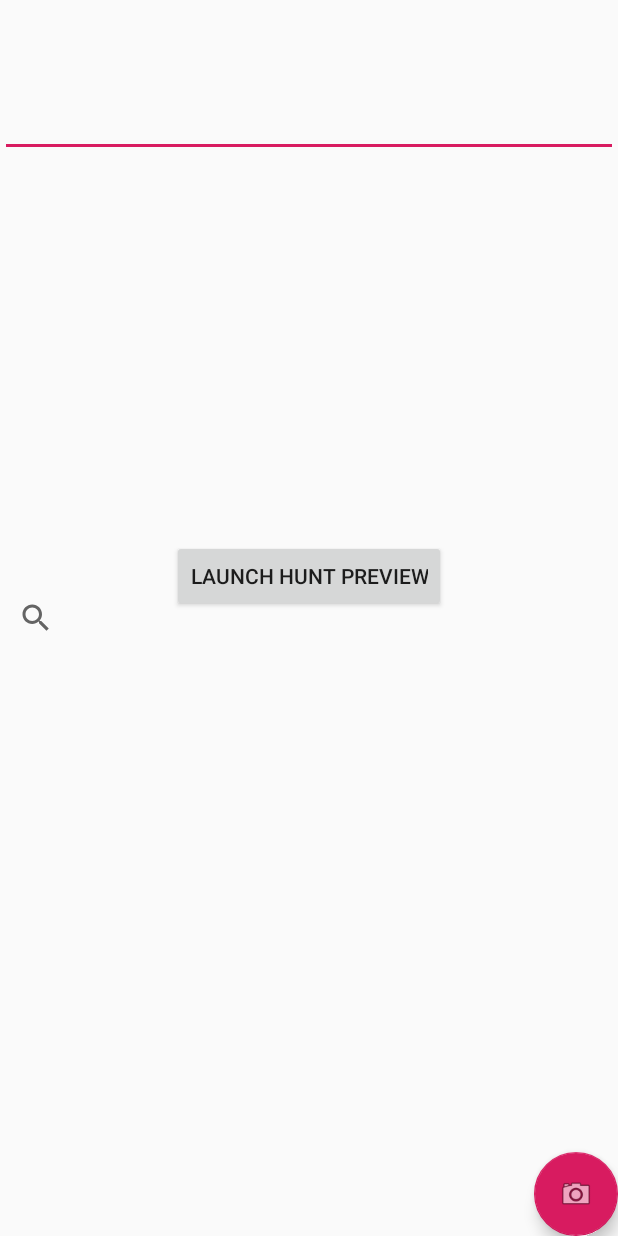
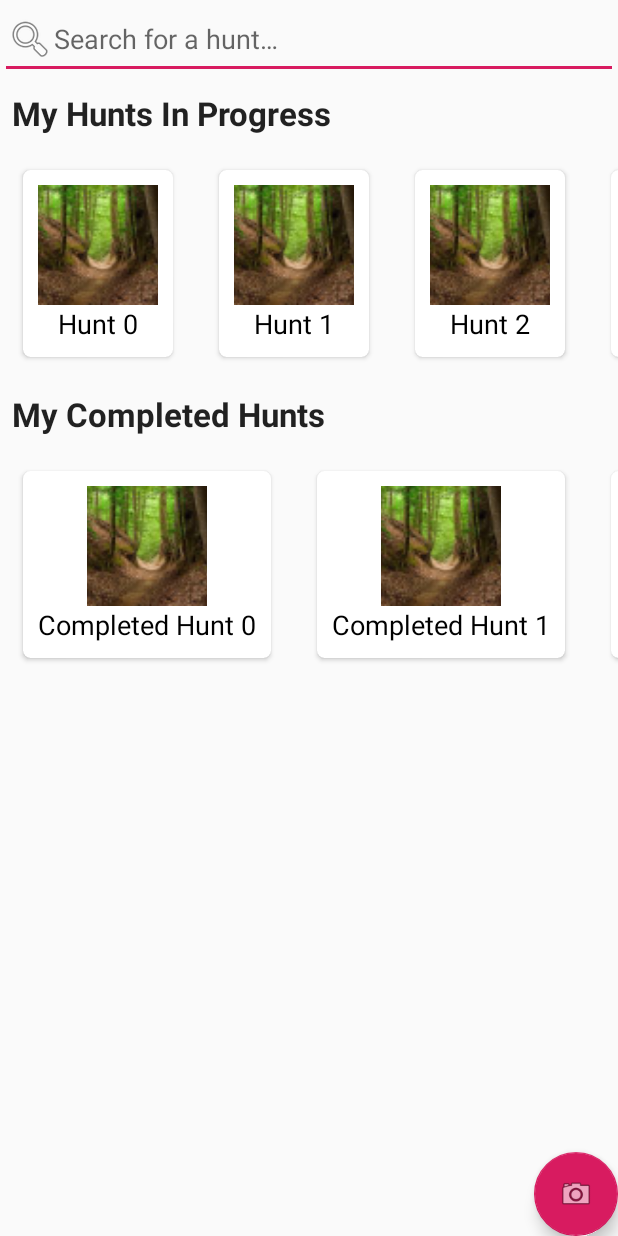
Before and after one commit to kelsonreiss/nature-hunt, an Android app: the screen it shows after launch (MainActivity), on a phone screen of 412 x 824 dp. Run offline under Robolectric (Android 15) with nearby library versions, the phone set to English and light mode, and no system bars; libraries missing offline, so code that uses them is left out: com.microsoft.windowsazure; 2 statements that could not run were skipped.

Commit message:
Have the home page show currently active hunts.
Right now it shows mock data, but this can be changed once we hook things up to the database.

Also do some code cleanup.

```diff
--- /dev/null
+++ b/Nature_Hunt/app/src/main/java/com/example/nature_hunt/HuntRecyclerAdapter.java
@@ -0,0 +1,54 @@
+package com.example.nature_hunt;
+
+import android.content.Context;
+import android.view.LayoutInflater;
+import android.view.View;
+import android.view.ViewGroup;
+import android.widget.ImageView;
+import android.widget.TextView;
+
+import androidx.annotation.NonNull;
+import androidx.recyclerview.widget.RecyclerView;
+
+import java.util.ArrayList;
+
+public class HuntRecyclerAdapter extends RecyclerView.Adapter<HuntRecyclerAdapter.ViewHolder> {
+    private LayoutInflater inflater;
+    private ArrayList<HuntRecyclerItemModel> huntList;
+
+    public HuntRecyclerAdapter(Context context, ArrayList<HuntRecyclerItemModel> models){
+        inflater = LayoutInflater.from(context);
+        this.huntList = models;
+    }
+
+    @NonNull
+    @Override
+    public ViewHolder onCreateViewHolder(@NonNull ViewGroup parent, int viewType) {
+        View view = inflater.inflate(R.layout.horizontal_recycler_item, parent, false );
+        HuntRecyclerAdapter.ViewHolder holder = new HuntRecyclerAdapter.ViewHolder(view);
+
+        return holder;
+    }
+
+    @Override
+    public void onBindViewHolder(@NonNull ViewHolder holder, int position) {
+        holder.imageView.setImageResource(huntList.get(position).getImage_drawable());
+        holder.textView.setText(huntList.get(position).getName());
+    }
+
+    @Override
+    public int getItemCount() {
+        return huntList.size();
+    }
+
+    class ViewHolder extends RecyclerView.ViewHolder{
+        TextView textView;
+        ImageView imageView;
+
+        public ViewHolder(View v){
+            super(v);
+            textView = (TextView) v.findViewById(R.id.horizontal_text_view);
+            imageView = (ImageView) v.findViewById(R.id.horizontal_image_view);
+        }
+    }
+}
--- /dev/null
+++ b/Nature_Hunt/app/src/main/java/com/example/nature_hunt/HuntRecyclerItemModel.java
@@ -0,0 +1,22 @@
+package com.example.nature_hunt;
+
+public class HuntRecyclerItemModel {
+    private String name;
+    private int image_drawable;
+
+    public String getName() {
+        return name;
+    }
+
+    public void setName(String name) {
+        this.name = name;
+    }
+
+    public int getImage_drawable() {
+        return image_drawable;
+    }
+
+    public void setImage_drawable(int image_drawable) {
+        this.image_drawable = image_drawable;
+    }
+}
--- a/Nature_Hunt/app/src/main/java/com/example/nature_hunt/MainActivity.java
+++ b/Nature_Hunt/app/src/main/java/com/example/nature_hunt/MainActivity.java
@@ -10,11 +10,16 @@ import android.os.Build;
 import android.os.Bundle;
 import android.os.Environment;
 import android.provider.MediaStore;
+
 import com.google.android.material.floatingactionbutton.FloatingActionButton;
+
 import androidx.fragment.app.FragmentManager;
 import androidx.fragment.app.FragmentTransaction;
 import androidx.core.content.FileProvider;
 import androidx.appcompat.app.AppCompatActivity;
+import androidx.recyclerview.widget.LinearLayoutManager;
+import androidx.recyclerview.widget.RecyclerView;
+
 import android.view.View;
 import android.widget.AdapterView;
 import android.widget.ArrayAdapter;
@@ -27,6 +32,7 @@ import org.json.JSONArray;
 import org.json.JSONObject;
 
 import java.io.BufferedReader;
+
 import com.example.nature_hunt.db.DatabaseWrapper;
 
 import java.io.File;
@@ -44,7 +50,6 @@ import java.util.Map;
 
 public class MainActivity extends AppCompatActivity {
     private TextView mTextMessage;
-    private Button seePreview;
     private FloatingActionButton camButton;
 
     static final int REQUEST_TAKE_PHOTO = 1;
@@ -79,32 +84,21 @@ public class MainActivity extends AppCompatActivity {
                 dispatchTakePictureIntent();
             }
         });
-        seePreview = findViewById(R.id.preview_button);
-        seePreview.setOnClickListener(new View.OnClickListener() {
-            @Override
-            public void onClick(View v) {
-                HuntPreviewFrag previewFrag = HuntPreviewFrag.newInstance();
-                FragmentManager fm = getSupportFragmentManager();
-                FragmentTransaction ft = fm.beginTransaction();
-                ft.add(android.R.id.content, previewFrag)
-                        .addToBackStack(null).commit();
-            }
-        });
 
         searchList = new ArrayList<>();
         PopulateHuntSearchList();
-        ArrayAdapter<Hunt> adapter = new ArrayAdapter<>(this,
+        ArrayAdapter<Hunt> searchBarAdapter = new ArrayAdapter<>(this,
                 android.R.layout.simple_dropdown_item_1line, searchList);
         AutoCompleteTextView textView = findViewById(R.id.HuntsSearchBar);
-        textView.setAdapter(adapter);
+        textView.setAdapter(searchBarAdapter);
         textView.setOnItemClickListener(new AdapterView.OnItemClickListener() {
 
             @Override
             public void onItemClick(AdapterView<?> parent, View arg1, int position, long arg3) {
                 Object item = parent.getItemAtPosition(position);
-                if (item instanceof Hunt){
+                if (item instanceof Hunt) {
 
-                    Hunt hunt=(Hunt) item;
+                    Hunt hunt = (Hunt) item;
                     Bundle bundle = new Bundle();
                     bundle.putSerializable("hunt", hunt);
 
@@ -118,22 +112,45 @@ public class MainActivity extends AppCompatActivity {
                 }
             }
         });
+
+        // TODO: Populate both of these RecyclerViews with actual data from our databases
+        RecyclerView huntsInProgressView = findViewById(R.id.homepage_hunts_in_progress_recycler_view);
+        ArrayList<HuntRecyclerItemModel> huntsInProgress = new ArrayList<HuntRecyclerItemModel>();
+        for (int i = 0; i < 5; i++) {
+            HuntRecyclerItemModel item = new HuntRecyclerItemModel();
+            item.setName("Hunt " + i);
+            item.setImage_drawable(R.mipmap.stock_trail);
+            huntsInProgress.add(item);
+        }
+        HuntRecyclerAdapter huntsInProgressAdapter = new HuntRecyclerAdapter(this, huntsInProgress);
+        huntsInProgressView.setAdapter(huntsInProgressAdapter);
+        huntsInProgressView.setLayoutManager(new LinearLayoutManager(this, LinearLayoutManager.HORIZONTAL, false));
+
+        RecyclerView huntsCompletedView = findViewById(R.id.homepage_hunts_completed_recycler_view);
+        ArrayList<HuntRecyclerItemModel> huntsCompleted = new ArrayList<HuntRecyclerItemModel>();
+        for (int i = 0; i < 5; i++) {
+            HuntRecyclerItemModel item = new HuntRecyclerItemModel();
+            item.setName("Completed Hunt " + i);
+            item.setImage_drawable(R.mipmap.stock_trail);
+            huntsCompleted.add(item);
+        }
+        HuntRecyclerAdapter huntsCompletedAdapter = new HuntRecyclerAdapter(this, huntsCompleted);
+        huntsCompletedView.setAdapter(huntsCompletedAdapter);
+        huntsCompletedView.setLayoutManager(new LinearLayoutManager(this, LinearLayoutManager.HORIZONTAL, false));
     }
 
     @Override
     public void onActivityResult(int requestCode, int resultCode, Intent data) {
-        if (requestCode == REQUEST_TAKE_PHOTO && resultCode == Activity.RESULT_OK){
+        if (requestCode == REQUEST_TAKE_PHOTO && resultCode == Activity.RESULT_OK) {
             System.out.println("mCurrentPhotoPath" + mCurrentPhotoPath);
-            try{
+            try {
                 PostParams postParams = new PostParams(this, mCurrentPhotoPath);
                 new UploadFileTask().execute(postParams);
-            }
-            catch(Exception e){
+            } catch (Exception e) {
                 Toast toast = Toast.makeText(this, "Error sending post request", Toast.LENGTH_LONG);
                 toast.show();
             }
-        }
-        else{
+        } else {
             Toast toast = Toast.makeText(this, "Picture was not taken", Toast.LENGTH_LONG);
             toast.show();
         }
@@ -153,7 +170,7 @@ public class MainActivity extends AppCompatActivity {
         connection.setRequestMethod("POST");
 
         String apiKey = "949e7dc4318041af961810828dadcf05";
-        connection.setRequestProperty("Content-Type","application/octet-stream");
+        connection.setRequestProperty("Content-Type", "application/octet-stream");
         connection.setRequestProperty("Ocp-Apim-Subscription-Key", apiKey);
 
         OutputStream outputStream = connection.getOutputStream();
@@ -167,7 +184,7 @@ public class MainActivity extends AppCompatActivity {
 //        System.out.println("Response message connection.getResponseMessage(): " + connection.getResponseMessage());
 
         int status = connection.getResponseCode();
-        switch(status) {
+        switch (status) {
             case (HttpURLConnection.HTTP_OK):
                 System.out.println("Got a response");
                 BufferedReader in = new BufferedReader(new InputStreamReader(connection.getInputStream()));
--- a/Nature_Hunt/app/src/main/res/layout/activity_main.xml
+++ b/Nature_Hunt/app/src/main/res/layout/activity_main.xml
@@ -7,52 +7,71 @@
     android:layout_height="match_parent"
     tools:context=".MainActivity">
 
-    <SearchView
-        android:layout_width="match_parent"
-        android:layout_height="match_parent" />
-
-    <FrameLayout
-        android:id="@+id/FramedFragmentHolder"
-        android:layout_width="match_parent"
-        android:layout_height="match_parent"
-        android:layout_marginBottom="?attr/actionBarSize">
-
-    </FrameLayout>
-
     <AutoCompleteTextView
         android:id="@+id/HuntsSearchBar"
         android:layout_width="match_parent"
         android:layout_height="wrap_content"
+        android:drawableStart="@android:drawable/ic_menu_search"
         android:ems="10"
+        android:hint="@string/homepage_search_hint"
         android:imeOptions="actionSearch"
         android:inputType="textAutoComplete|textAutoCorrect"
-        app:layout_constraintBottom_toBottomOf="@+id/FramedFragmentHolder"
         app:layout_constraintEnd_toEndOf="parent"
         app:layout_constraintHorizontal_bias="0.0"
         app:layout_constraintStart_toStartOf="parent"
-        app:layout_constraintTop_toTopOf="@+id/FramedFragmentHolder"
-        app:layout_constraintVertical_bias="0.082">
+        app:layout_constraintTop_toTopOf="parent"
+        app:layout_constraintVertical_bias="0.0">
 
         <requestFocus />
     </AutoCompleteTextView>
 
-    <Button
-        android:id="@+id/preview_button"
+    <TextView
+        android:id="@+id/homepage_header_hunts_in_progress"
         android:layout_width="wrap_content"
         android:layout_height="wrap_content"
         android:layout_marginStart="8dp"
-        android:layout_marginEnd="8dp"
-        android:text="launch Hunt Preview"
-        app:layout_constraintBottom_toBottomOf="@+id/FramedFragmentHolder"
-        app:layout_constraintEnd_toEndOf="parent"
+        android:layout_marginTop="8dp"
+        android:text="@string/homepage_hunts_in_progress"
+        android:textAppearance="@style/TextAppearance.AppCompat.Large"
+        android:textStyle="bold"
         app:layout_constraintStart_toStartOf="parent"
-        app:layout_constraintTop_toTopOf="@+id/FramedFragmentHolder" />
+        app:layout_constraintTop_toBottomOf="@+id/HuntsSearchBar" />
+
+    <androidx.recyclerview.widget.RecyclerView
+        android:id="@+id/homepage_hunts_in_progress_recycler_view"
+        android:layout_width="match_parent"
+        android:layout_height="wrap_content"
+        android:layout_marginTop="8dp"
+        app:layout_constraintTop_toBottomOf="@+id/homepage_header_hunts_in_progress"
+        app:layout_constraintVertical_weight="1"/>
+
+    <TextView
+        android:id="@+id/homepage_header_hunts_completed"
+        android:layout_width="wrap_content"
+        android:layout_height="wrap_content"
+        android:layout_marginStart="8dp"
+        android:layout_marginTop="8dp"
+        android:text="@string/homepage_hunts_completed"
+        android:textAppearance="@style/TextAppearance.AppCompat.Large"
+        android:textStyle="bold"
+        app:layout_constraintStart_toStartOf="parent"
+        app:layout_constraintTop_toBottomOf="@+id/homepage_hunts_in_progress_recycler_view"/>
+
+
+    <androidx.recyclerview.widget.RecyclerView
+        android:id="@+id/homepage_hunts_completed_recycler_view"
+        android:layout_width="match_parent"
+        android:layout_height="wrap_content"
+        android:layout_marginTop="8dp"
+        app:layout_constraintTop_toBottomOf="@+id/homepage_header_hunts_completed"
+        app:layout_constraintVertical_weight="1"/>
 
     <com.google.android.material.floatingactionbutton.FloatingActionButton
         android:id="@+id/launch_cam_button"
         android:layout_width="wrap_content"
         android:layout_height="wrap_content"
         android:clickable="true"
+        android:focusable="true"
         app:layout_constraintBottom_toBottomOf="parent"
         app:layout_constraintRight_toRightOf="parent"
         android:padding="20dp"
--- a/Nature_Hunt/app/src/main/res/layout/horizontal_recycler_item.xml
+++ b/Nature_Hunt/app/src/main/res/layout/horizontal_recycler_item.xml
@@ -16,7 +16,8 @@
             android:layout_width="wrap_content"
             android:layout_height="wrap_content"
             android:padding="10dp"
-            android:orientation="vertical">
+            android:orientation="vertical"
+            android:gravity="center">
 
             <ImageView
                 android:layout_width="80dp"
@@ -26,7 +27,7 @@
                 android:id="@+id/horizontal_image_view" />
 
             <TextView
-                android:layout_width="match_parent"
+                android:layout_width="wrap_content"
                 android:layout_height="match_parent"
                 android:id="@+id/horizontal_text_view"
                 android:gravity="center"
--- a/Nature_Hunt/app/src/main/res/values/strings.xml
+++ b/Nature_Hunt/app/src/main/res/values/strings.xml
@@ -4,6 +4,10 @@
     <string name="title_dashboard">Dashboard</string>
     <string name="title_notifications">Notifications</string>
     <string name="previewHuntName">Loop Trail Hunt</string>
+    <string name="homepage_hunts_completed">My Completed Hunts</string>
+    <string name="homepage_hunts_in_progress">My Hunts In Progress</string>
+    <string name="homepage_preview_button">Launch Hunt Preview</string>
+    <string name="homepage_search_hint">Search for a hunt&#8230;</string>
     <string name="hunt_preview_description_title">About the Hunt</string>
     <string name="hunt_preview_species_title">Species To Find</string>
     <string name="hunt_preview_start_hunt">Begin Hunt</string>
```
